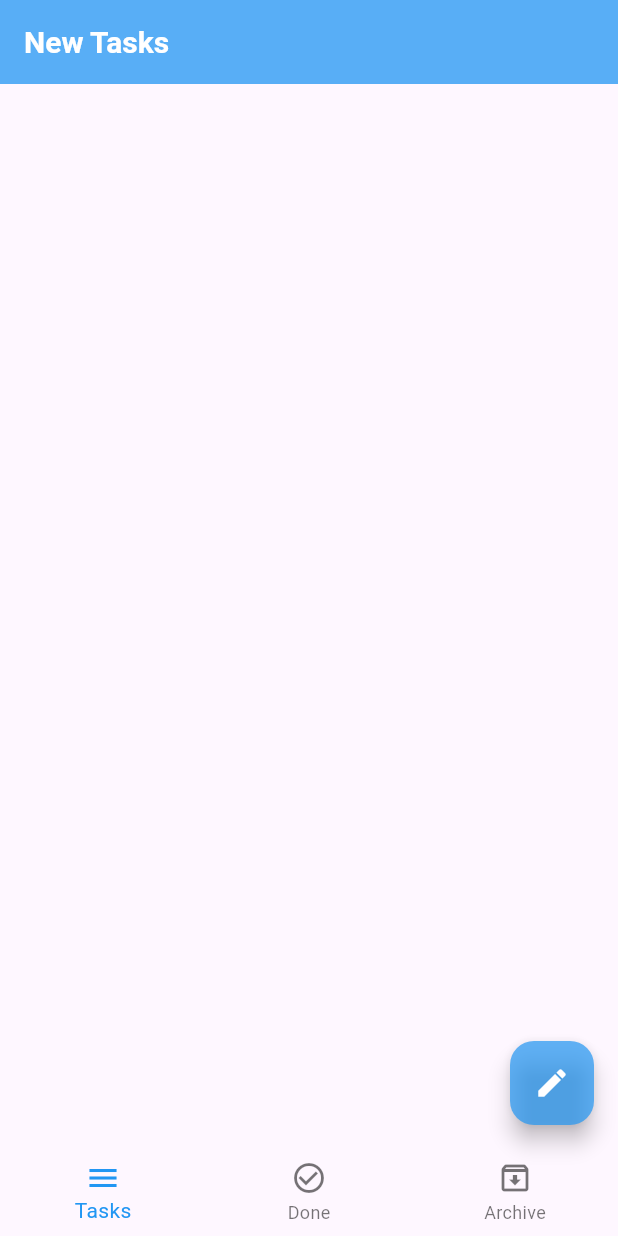
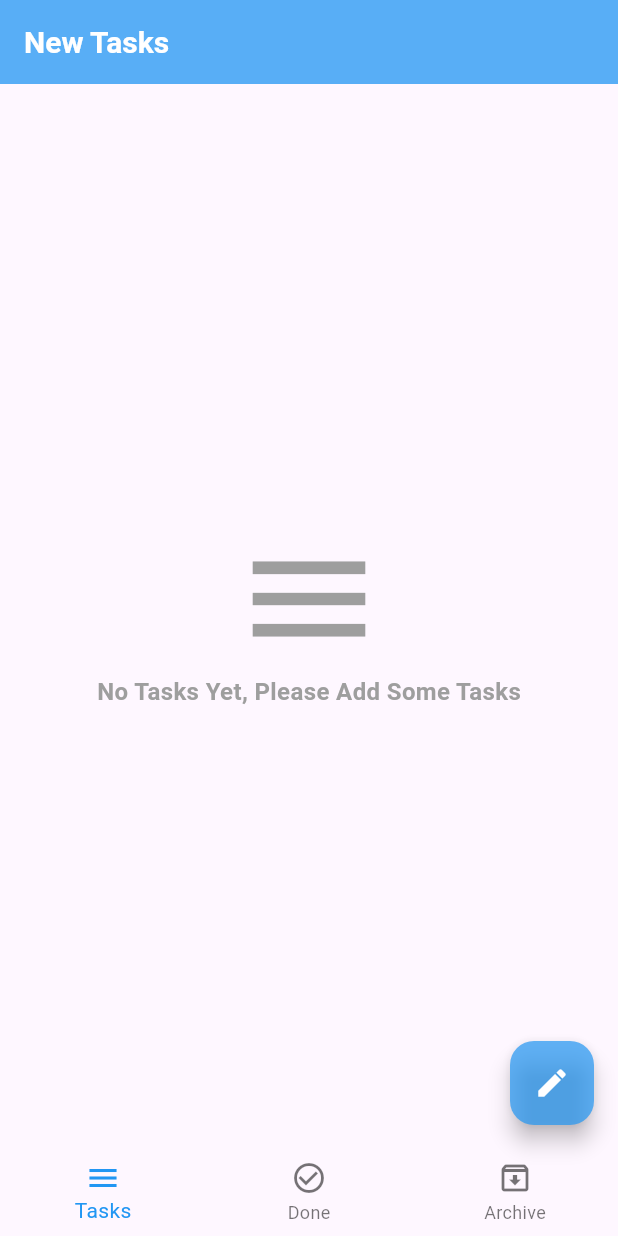
Before and after one commit to ahmed3ab3al/to_do_app, a Flutter app: the screen it shows after launch, on a phone screen of 412 x 824 dp. Run offline on Flutter 3.47's test engine with Material 3 defaults, Android fonts, the phone set to English and light mode, and no system bars; our stand-ins replace bloc, flutter_bloc, shimmer, sqflite; accounts and stored records are empty.

Commit message:
Finishing App

```diff
--- /dev/null
+++ b/lib/core/widgets/no_tasks_view.dart
@@ -0,0 +1,28 @@
+import 'package:flutter/material.dart';
+
+class NoTasksView extends StatelessWidget {
+  const NoTasksView({
+    super.key,
+  });
+
+  @override
+  Widget build(BuildContext context) {
+    return const Center(
+      child: Column(
+        mainAxisAlignment: MainAxisAlignment.center,
+        children: [
+          Icon(
+            Icons.menu,
+            size: 100,
+            color: Colors.grey,
+          ),
+          Text(
+            'No Tasks Yet, Please Add Some Tasks',
+            style: TextStyle(
+                fontSize: 16, color: Colors.grey, fontWeight: FontWeight.bold),
+          ),
+        ],
+      ),
+    );
+  }
+}
--- a/lib/features/archived_tasks/presentation/views/archived_task_screen.dart
+++ b/lib/features/archived_tasks/presentation/views/archived_task_screen.dart
@@ -3,6 +3,7 @@ import 'package:flutter_bloc/flutter_bloc.dart';
 
 import '../../../../core/utils/colors.dart';
 import '../../../../core/widgets/build_task_item.dart';
+import '../../../../core/widgets/no_tasks_view.dart';
 import '../../../home/presentation/view_models/cubit/cubit.dart';
 import '../../../home/presentation/view_models/cubit/states.dart';
 
@@ -14,6 +15,9 @@ class ArchivedTaskScreen extends StatelessWidget {
     return BlocConsumer<HomeCubit, HomeStates>(
       listener: (context, state) {},
       builder: (context, state) {
+        if (HomeCubit.get(context).archivedTasks.isEmpty) {
+          return const NoTasksView();
+        }
         return ListView.separated(
             itemBuilder: (context, index) => BuildTaskItem(
                   newTaskModel: HomeCubit.get(context).archivedTasks[index],
--- a/lib/features/done_tasks/presentation/views/done_task_screen.dart
+++ b/lib/features/done_tasks/presentation/views/done_task_screen.dart
@@ -3,6 +3,7 @@ import 'package:flutter_bloc/flutter_bloc.dart';
 
 import '../../../../core/utils/colors.dart';
 import '../../../../core/widgets/build_task_item.dart';
+import '../../../../core/widgets/no_tasks_view.dart';
 import '../../../home/presentation/view_models/cubit/cubit.dart';
 import '../../../home/presentation/view_models/cubit/states.dart';
 
@@ -14,6 +15,9 @@ class DoneTaskScreen extends StatelessWidget {
     return BlocConsumer<HomeCubit, HomeStates>(
       listener: (context, state) {},
       builder: (context, state) {
+        if (HomeCubit.get(context).doneTasks.isEmpty) {
+          return const NoTasksView();
+        }
         return ListView.separated(
             itemBuilder: (context, index) => BuildTaskItem(
                   newTaskModel: HomeCubit.get(context).doneTasks[index],
--- a/lib/features/new_tasks/presentation/views/new_task_screen.dart
+++ b/lib/features/new_tasks/presentation/views/new_task_screen.dart
@@ -4,6 +4,7 @@ import 'package:to_do_app/core/widgets/build_task_item.dart';
 import 'package:to_do_app/features/home/presentation/view_models/cubit/cubit.dart';
 
 import '../../../../core/utils/colors.dart';
+import '../../../../core/widgets/no_tasks_view.dart';
 import '../../../home/presentation/view_models/cubit/states.dart';
 
 class NewTaskScreen extends StatelessWidget {
@@ -14,6 +15,9 @@ class NewTaskScreen extends StatelessWidget {
     return BlocConsumer<HomeCubit, HomeStates>(
       listener: (context, state) {},
       builder: (context, state) {
+        if (HomeCubit.get(context).newTasks.isEmpty) {
+          return const NoTasksView();
+        }
         return ListView.separated(
             itemBuilder: (context, index) => BuildTaskItem(
                   newTaskModel: HomeCubit.get(context).newTasks[index],
```
